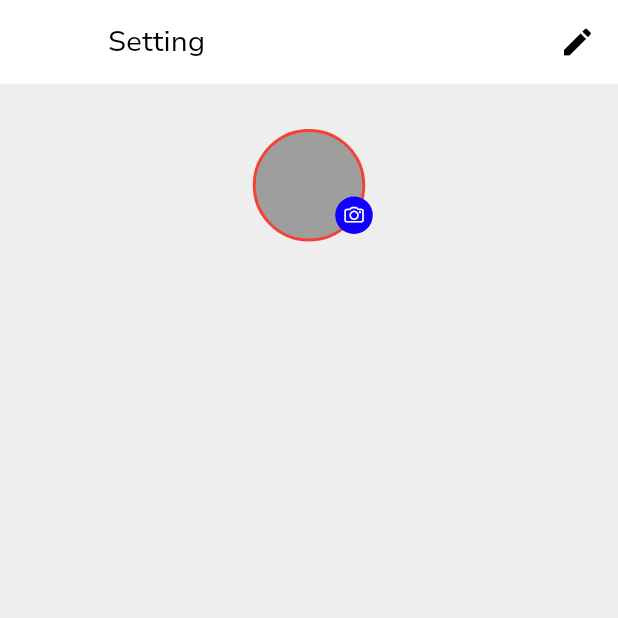
After one commit to HasanDeveloper99/Jevellery, a Flutter app: the SettingScreen screen opened directly, on a phone screen of 412 x 824 dp, the top half of it. The commit adds this screen. Run offline on Flutter 3.47's test engine with Material 3 defaults, Android fonts, the phone set to English and light mode, and no system bars; our stand-ins replace get.

Commit message:
Edit some file

```diff
--- a/lib/Screens/Items/Form/category_form.dart
+++ b/lib/Screens/Items/Form/category_form.dart
@@ -62,7 +62,7 @@ class _CategoryFormState extends State<CategoryForm> {
                     //     customerFormController.name.value = value,
                     // controller: nameController,
                     decoration: const InputDecoration(
-                      hintText: "Customer Name",
+                      hintText: "Category Name",
                       border: InputBorder.none,
                       hintStyle: TextStyle(
                         color: Colors.black87,
--- a/lib/Screens/Items/Screen/items.dart
+++ b/lib/Screens/Items/Screen/category.dart
@@ -7,14 +7,14 @@ import 'package:jewellery/Screens/Items/Data/category_data.dart';
 import 'package:jewellery/Screens/Items/Form/category_form.dart';
 import 'package:jewellery/Screens/Notification/notification_screen.dart';
 
-class ItemScreen extends StatefulWidget {
-  const ItemScreen({super.key});
+class CategoryScreen extends StatefulWidget {
+  const CategoryScreen({super.key});
 
   @override
-  State<ItemScreen> createState() => _ItemScreenState();
+  State<CategoryScreen> createState() => _CategoryScreenState();
 }
 
-class _ItemScreenState extends State<ItemScreen> {
+class _CategoryScreenState extends State<CategoryScreen> {
   final style = const TextStyle(
     fontFamily: kFontFamily,
     fontSize: 19,
--- /dev/null
+++ b/lib/Screens/Items/Screen/item.dart
@@ -0,0 +1,15 @@
+import 'package:flutter/material.dart';
+
+class ItemScreen extends StatefulWidget {
+  const ItemScreen({super.key});
+
+  @override
+  State<ItemScreen> createState() => _ItemScreenState();
+}
+
+class _ItemScreenState extends State<ItemScreen> {
+  @override
+  Widget build(BuildContext context) {
+    return const Placeholder();
+  }
+}
--- a/lib/Screens/Main_Screen/main_screen.dart
+++ b/lib/Screens/Main_Screen/main_screen.dart
@@ -2,9 +2,10 @@ import 'package:flutter/cupertino.dart';
 import 'package:flutter/material.dart';
 import 'package:jewellery/Comman/colors.dart';
 import 'package:jewellery/Screens/Bills/Screen/bills.dart';
-import 'package:jewellery/Screens/Items/Screen/items.dart';
+import 'package:jewellery/Screens/Items/Screen/category.dart';
 import 'package:jewellery/Screens/Overview/overview_screen.dart';
 import 'package:jewellery/Screens/Parties/parties.dart';
+import 'package:jewellery/Screens/Setting/Screen/setting_screen.dart';
 
 class MainScreen extends StatefulWidget {
   const MainScreen({super.key});
@@ -20,8 +21,8 @@ class _MainScreenState extends State<MainScreen> {
     const OverViewScreen(),
     const PartiesScreen(),
     const BillsScreen(),
-    const ItemScreen(),
-    const OverViewScreen(),
+    const CategoryScreen(),
+    const SettingScreen(),
   ];
 
   @override
--- /dev/null
+++ b/lib/Screens/Setting/Screen/setting_screen.dart
@@ -0,0 +1,91 @@
+import 'package:flutter/cupertino.dart';
+import 'package:flutter/material.dart';
+import 'package:jewellery/Comman/colors.dart';
+import 'package:jewellery/Comman/padding_and_size.dart';
+
+class SettingScreen extends StatefulWidget {
+  const SettingScreen({super.key});
+
+  @override
+  State<SettingScreen> createState() => _SettingScreenState();
+}
+
+class _SettingScreenState extends State<SettingScreen> {
+  @override
+  Widget build(BuildContext context) {
+    return Container(
+      decoration: BoxDecoration(
+        color: kGreyColor.shade200,
+      ),
+      child: Scaffold(
+        backgroundColor: kTransparentColor,
+        appBar: AppBar(
+          iconTheme: const IconThemeData(color: kWhiteColor),
+          title: const Text(
+            "Setting",
+          ),
+          backgroundColor: kWhiteColor,
+          surfaceTintColor: kTransparentColor,
+          actions: [
+            Padding(
+              padding: const EdgeInsets.only(right: 15.0),
+              child: GestureDetector(
+                onTap: () {
+                  // Get.to(const NotificationScreen());
+                },
+                child: const Icon(
+                  Icons.edit,
+                  color: kBlackColor,
+                ),
+              ),
+            ),
+          ],
+        ),
+        body: Column(
+          children: [
+            kSize30,
+            // Image Picker
+            Center(
+              child: Stack(
+                clipBehavior: Clip.none,
+                children: [
+                  Container(
+                    height: 75,
+                    width: 75,
+                    decoration: BoxDecoration(
+                      shape: BoxShape.circle,
+                      color: kGreyColor,
+                      border: Border.all(
+                        color: kRedColor,
+                        width: 2,
+                      ),
+                    ),
+                  ),
+                  Positioned(
+                    bottom: 5,
+                    right: -5,
+                    child: Container(
+                      height: 25,
+                      width: 25,
+                      decoration: BoxDecoration(
+                        shape: BoxShape.circle,
+                        color: kButtonColor,
+                      ),
+                      child: Center(
+                        child: Icon(
+                          CupertinoIcons.camera,
+                          size: 13,
+                          color: kWhiteColor,
+                        ),
+                      ),
+                    ),
+                  ),
+                ],
+              ),
+            )
+          ],
+        ),
+      ),
+    );
+  }
+}
--- a/lib/main.dart
+++ b/lib/main.dart
@@ -2,7 +2,10 @@ import 'package:flutter/material.dart';
 import 'package:get/get.dart';
 import 'package:jewellery/Comman/colors.dart';
 import 'package:jewellery/Comman/fonts.dart';
+import 'package:jewellery/Comman/routes.dart';
 import 'package:jewellery/Screens/Main_Screen/main_screen.dart';
+import 'package:jewellery/Screens/On_Boarding_Screen/splash_screen.dart';
+import 'package:jewellery/Screens/Setting/Screen/setting_screen.dart';
 
 void main() {
   runApp(const MyApp());
@@ -30,9 +33,9 @@ class MyApp extends StatelessWidget {
           surfaceTintColor: kTransparentColor,
         ),
       ),
-      // initialRoute: AppRoutes.splash,
-      // onGenerateRoute: AppRoutes.generateRoute,
-      home: const MainScreen(),
+      initialRoute: AppRoutes.splash,
+      onGenerateRoute: AppRoutes.generateRoute,
+      // home: const SplashScreen(),
     );
   }
 }
```
Also changed, not shown: pubspec.lock.
